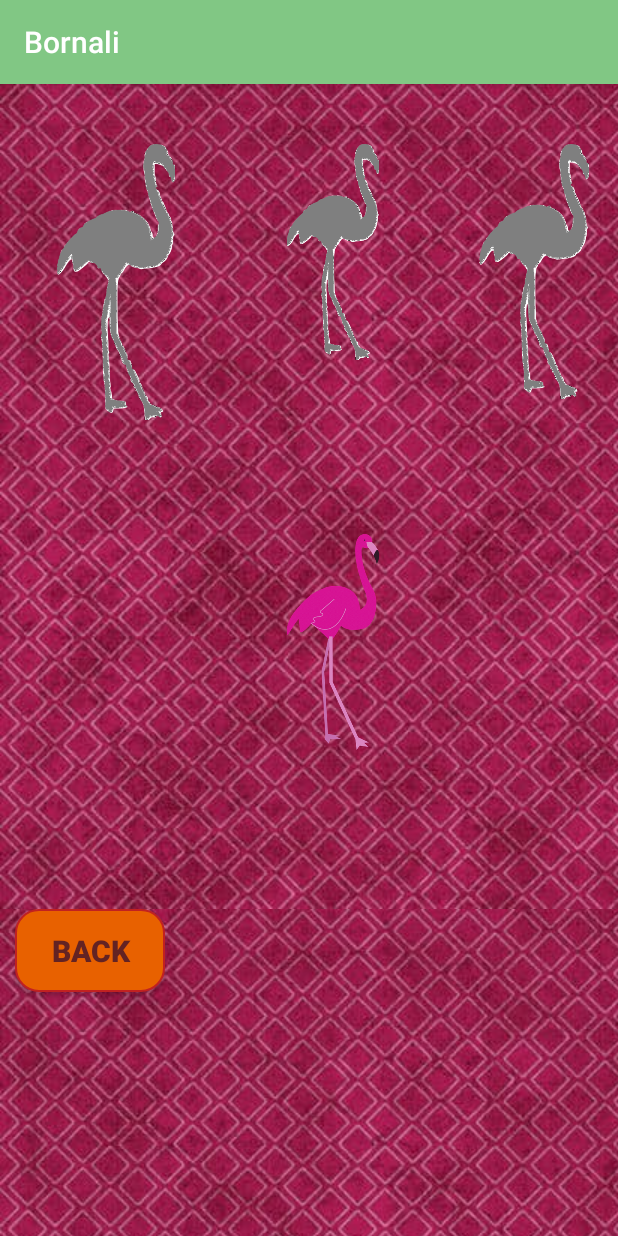
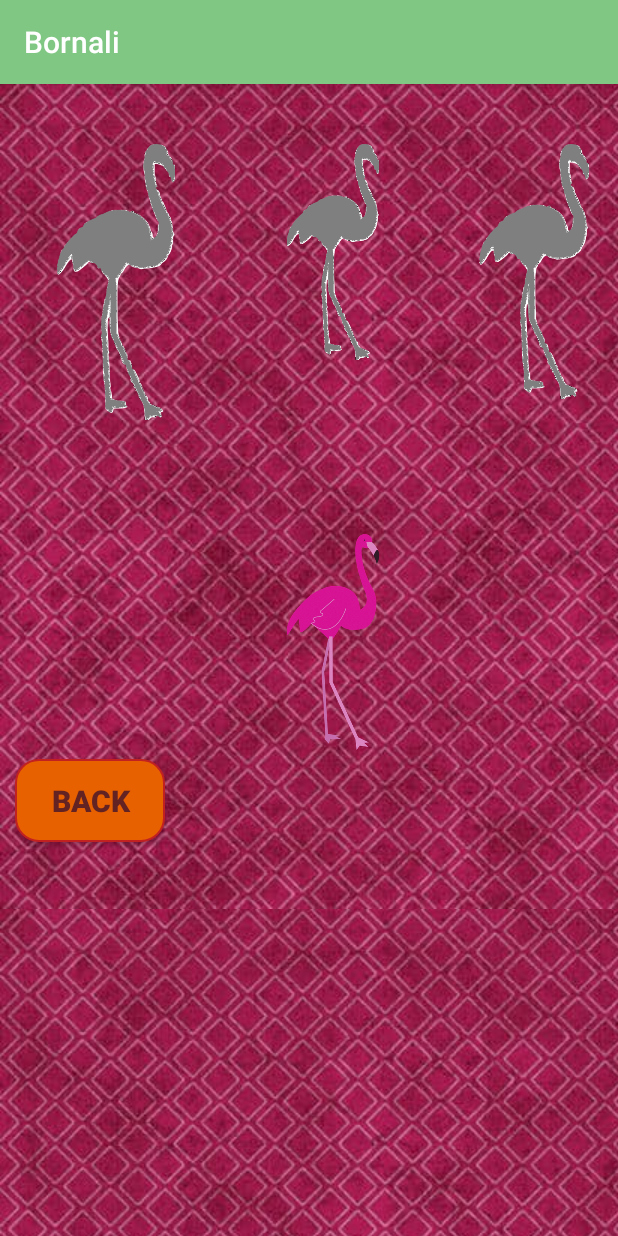
Before and after one commit to abirftw/Bornali, an Android app: the PuzzleMenuPage screen opened directly, with no data from a screen before it, after a tap on an icon or button, on a phone screen of 412 x 824 dp. Run offline under Robolectric (Android 15) with nearby library versions, the phone set to English and light mode, and no system bars.

Commit message:
Intent between puzzle part to main homepage

```diff
--- a/app/src/main/java/com/sc4ever/bornali/PuzzleMenuPage.java
+++ b/app/src/main/java/com/sc4ever/bornali/PuzzleMenuPage.java
@@ -25,6 +25,8 @@ public class PuzzleMenuPage extends AppCompatActivity
         implements NavigationView.OnNavigationItemSelectedListener {
 ImageButton buttonPicture;
 TextView presentleveltext;
+Button back;
+
 int id = -111;
     @Override
     protected void onCreate(Bundle savedInstanceState) {
@@ -39,6 +41,14 @@ int id = -111;
             @Override
             public void onClick(View view) {
                 EnterLevel();
+            }
+        });
+        back = (Button) findViewById(R.id.backbuttonPuzzleMenu);
+        back.setOnClickListener(new View.OnClickListener() {
+            @Override
+            public void onClick(View view) {
+                Intent intent = new Intent(PuzzleMenuPage.this, HomePageActivity.class) ;
+                startActivity(intent);
             }
         });
         /*FloatingActionButton fab = findViewById(R.id.fab);
--- a/app/src/main/res/layout/activity_level_one.xml
+++ b/app/src/main/res/layout/activity_level_one.xml
@@ -46,7 +46,7 @@
         android:layout_width="100dp"
         android:layout_height="55dp"
         android:layout_gravity="right"
-        android:layout_marginTop="550dp"
+        android:layout_marginTop="450dp"
         android:layout_marginLeft="10dp"
         android:background="@drawable/backbutton"
         android:textColor="#632323"
--- a/app/src/main/res/layout/activity_level_two.xml
+++ b/app/src/main/res/layout/activity_level_two.xml
@@ -13,7 +13,7 @@
         android:layout_width="100dp"
         android:layout_height="55dp"
         android:layout_gravity="right"
-        android:layout_marginTop="550dp"
+        android:layout_marginTop="450dp"
         android:layout_marginLeft="10dp"
         android:background="@drawable/backbutton"
         android:textColor="#632323"
```
Also changed, not shown: app/src/main/AndroidManifest.xml (+12 -7 lines), app/src/main/java/com/sc4ever/bornali/HomePageActivity.java (+9 -0 lines).
